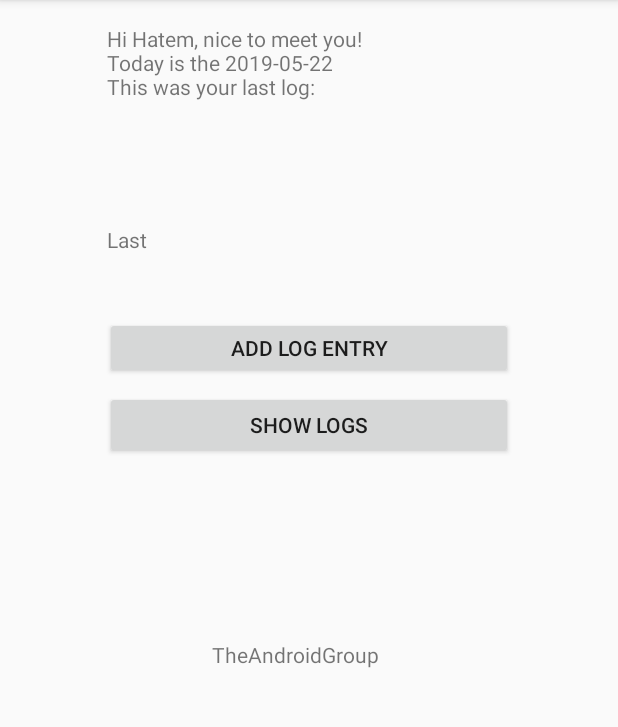
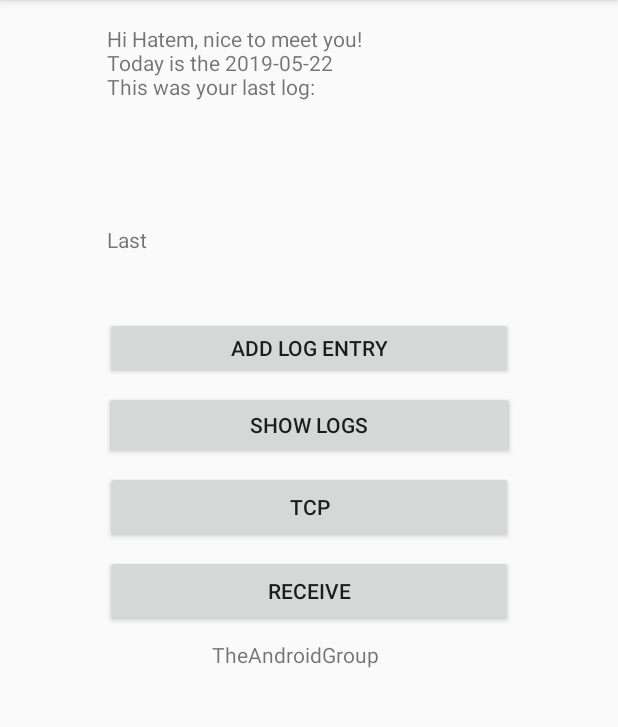
Before and after one commit to romyha/android-log-entries, an Android app: the screen it shows after launch (MainActivity), on a phone screen of 412 x 824 dp, the part 84-811 px from its top. Run offline under Robolectric (Android 15) with nearby library versions, the phone set to English and light mode, and no system bars.

Commit message:
add server connection

```diff
--- a/app/src/main/java/com/example/myapplication/MainActivity.java
+++ b/app/src/main/java/com/example/myapplication/MainActivity.java
@@ -1,21 +1,44 @@
 package com.example.myapplication;
 
+import android.Manifest;
 import android.content.Intent;
 import android.content.SharedPreferences;
+import android.os.Bundle;
 import android.support.v7.app.AppCompatActivity;
-import android.os.Bundle;
+import android.util.Log;
 import android.view.View;
-import android.widget.EditText;
+import android.widget.Button;
 import android.widget.TextView;
 
 import java.text.SimpleDateFormat;
 import java.util.Date;
 
 public class MainActivity extends AppCompatActivity {
+    private Button serverTransmitButton;
+    private Button clientReceiveButton;
+    private Button serverUDPButton;
+    private Button clientUDPButton;
+    private int PICKFILE_REQUEST_CODE = 100;
+    private String filePath="";
+    private String wholePath="";
+    private Button changeName;
+    private String m_Text = "";
+    private int ASK_MULTIPLE_PERMISSION_REQUEST_CODE = 1;
+
     @Override
     protected void onCreate(Bundle savedInstanceState) {
         super.onCreate(savedInstanceState);
         setContentView(R.layout.activity_main);
+
+        if (android.os.Build.VERSION.SDK_INT >= 23) {
+            requestPermissions(new String[]{
+                            Manifest.permission.INTERNET,
+                            Manifest.permission.READ_EXTERNAL_STORAGE,
+                            Manifest.permission.WRITE_EXTERNAL_STORAGE,
+                            Manifest.permission.ACCESS_NETWORK_STATE},
+                    ASK_MULTIPLE_PERMISSION_REQUEST_CODE);
+        }
+
         TextView welcome = findViewById(R.id.editText2);
         TextView lastLog = findViewById(R.id.textView4);
 
@@ -27,6 +50,35 @@ public class MainActivity extends AppCompatActivity {
         SimpleDateFormat format = new SimpleDateFormat("yyyy-MM-dd");
         String dateString = format.format( new Date()   );
         welcome.setText("Hi Hatem, nice to meet you!\nToday is the " + dateString + "\nThis was your last log:");
+
+        // TCP
+        serverTransmitButton = (Button) findViewById(R.id.button_TCP_server);
+        serverTransmitButton.setOnClickListener(new View.OnClickListener() {
+            public void onClick(View v) {
+                Log.i("Start Server Clicked", "yipee");
+
+                new openServerTask().execute();
+                Log.i("socketConnection", "JAY, we got a connection!");
+
+                //open a file manager to let user choose desired file.
+                Intent intent = new Intent(Intent.ACTION_GET_CONTENT);
+                intent.setType("file/*");
+                startActivityForResult(intent, PICKFILE_REQUEST_CODE);
+            }
+        });
+
+        clientReceiveButton = (Button) findViewById(R.id.button_TCP_client);
+        clientReceiveButton.setOnClickListener(new View.OnClickListener() {
+            public void onClick(View v) {
+
+                Log.i("Read Button Clicked", "yipee");
+                /**
+                 * Create a client socket with the host,
+                 * port, and timeout information.
+                 */
+                new ConnectTask().execute();
+            }
+        });
     }
 
     public void openAddLogActivity(View view) {
--- a/app/src/main/java/com/example/myapplication/ViewLogsActivity.java
+++ b/app/src/main/java/com/example/myapplication/ViewLogsActivity.java
@@ -2,15 +2,14 @@ package com.example.myapplication;
 
 import android.content.Intent;
 import android.content.SharedPreferences;
+import android.os.Bundle;
 import android.support.v7.app.AppCompatActivity;
-import android.os.Bundle;
-import android.util.Log;
 import android.widget.TextView;
 
 import java.util.Collection;
-import java.util.Map;
 
 public class ViewLogsActivity extends AppCompatActivity {
+    public static final String TAG = "";
     public Collection<?> entries;
 
     @Override
--- a/app/src/main/res/layout/activity_main.xml
+++ b/app/src/main/res/layout/activity_main.xml
@@ -60,17 +60,40 @@
 
     <Button
         android:id="@+id/buttonShowLogs"
+        android:layout_width="274dp"
+        android:layout_height="45dp"
+        android:layout_marginTop="8dp"
+        android:text="@string/buttonShowLogs"
+        app:layout_constraintEnd_toEndOf="parent"
+        app:layout_constraintStart_toStartOf="parent"
+        app:layout_constraintTop_toBottomOf="@+id/button3" />
+
+    <Button
+        android:id="@+id/button_TCP_server"
         android:layout_width="0dp"
-        android:layout_height="45dp"
+        android:layout_height="wrap_content"
         android:layout_marginStart="70dp"
         android:layout_marginLeft="70dp"
         android:layout_marginTop="8dp"
         android:layout_marginEnd="70dp"
         android:layout_marginRight="70dp"
-        android:onClick="openViewLogsActivity"
-        android:text="@string/buttonShowLogs"
+        android:text="TCP"
         app:layout_constraintEnd_toEndOf="parent"
         app:layout_constraintStart_toStartOf="parent"
-        app:layout_constraintTop_toBottomOf="@+id/button3" />
+        app:layout_constraintTop_toBottomOf="@+id/buttonShowLogs" />
+
+    <Button
+        android:id="@+id/button_TCP_client"
+        android:layout_width="0dp"
+        android:layout_height="wrap_content"
+        android:layout_marginStart="70dp"
+        android:layout_marginLeft="70dp"
+        android:layout_marginTop="8dp"
+        android:layout_marginEnd="70dp"
+        android:layout_marginRight="70dp"
+        android:text="Receive"
+        app:layout_constraintEnd_toEndOf="parent"
+        app:layout_constraintStart_toStartOf="parent"
+        app:layout_constraintTop_toBottomOf="@+id/button_TCP_server" />
 
 </android.support.constraint.ConstraintLayout>
```
Also changed, not shown: app/src/main/AndroidManifest.xml (+8 -0 lines), app/src/main/java/com/example/myapplication/ConnectTask.java (added, +30 -0 lines), app/src/main/java/com/example/myapplication/openServerTask.java (added, +27 -0 lines), app/src/main/res/layout/activity_view_logs.xml (+15 -1 lines), app/src/main/res/layout/activity_wi_fi_direct.xml (added, +9 -0 lines).
